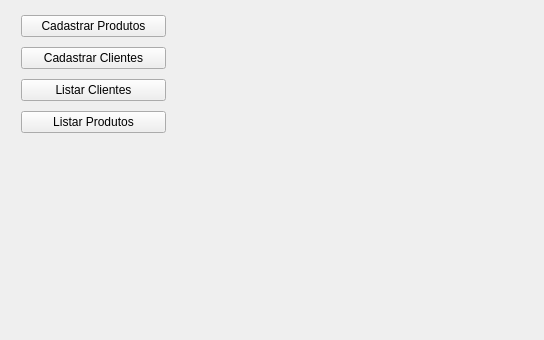
This is mainwindow.ui in adaiasreis/Projeto-MatCon as Qt 5 draws it before an edit. The edited form follows.
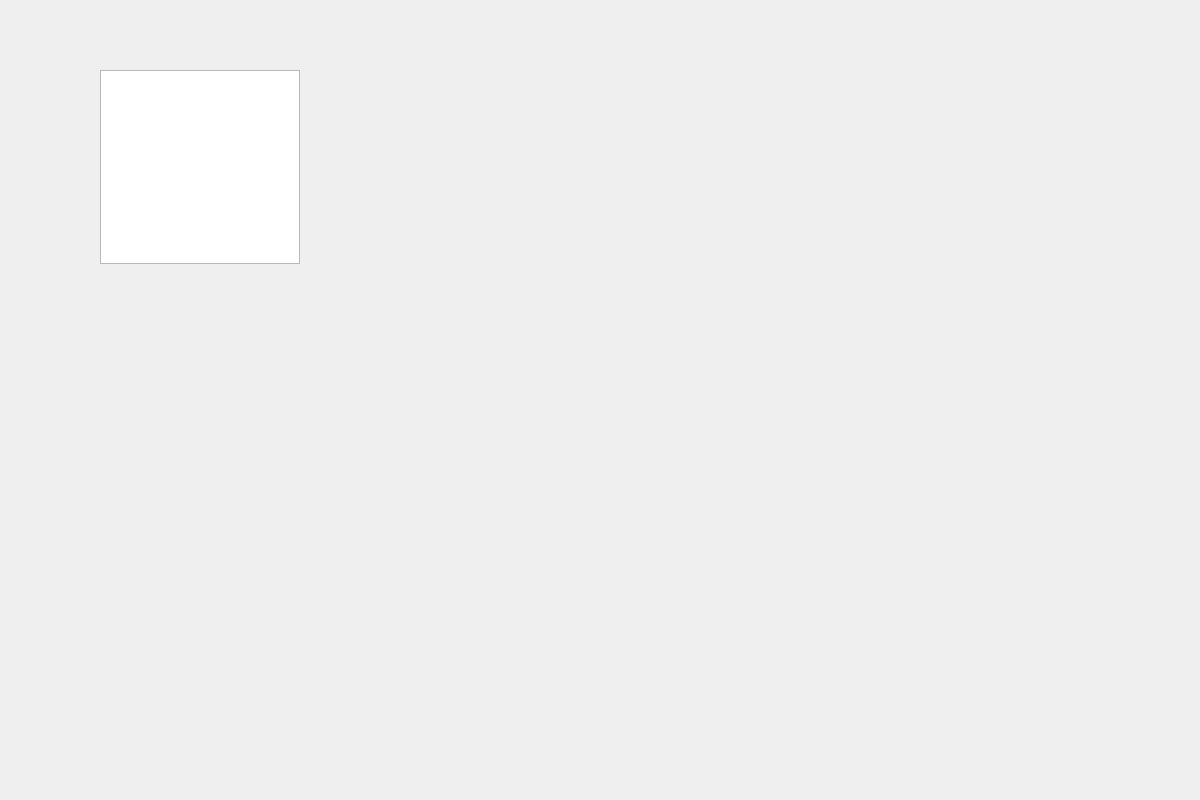
This is the edited form.

Diff of the .ui file:
```diff
--- a/mainwindow.ui
+++ b/mainwindow.ui
@@ -6,59 +6,47 @@
    <rect>
     <x>0</x>
     <y>0</y>
-    <width>544</width>
-    <height>340</height>
+    <width>1200</width>
+    <height>800</height>
    </rect>
   </property>
+  <property name="minimumSize">
+   <size>
+    <width>700</width>
+    <height>500</height>
+   </size>
+  </property>
   <property name="windowTitle">
    <string>MatCon - Sistema de Gerenciamento</string>
   </property>
   <widget class="QWidget" name="">
    <property name="geometry">
     <rect>
-     <x>11</x>
-     <y>11</y>
-     <width>165</width>
-     <height>128</height>
+     <x>100</x>
+     <y>70</y>
+     <width>264</width>
+     <height>194</height>
     </rect>
    </property>
-   <layout class="QVBoxLayout" name="verticalLayout">
-    <property name="leftMargin">
-     <number>10</number>
-    </property>
-    <property name="rightMargin">
-     <number>10</number>
-    </property>
+   <layout class="QHBoxLayout" name="horizontalLayout">
     <item>
-     <widget class="QPushButton" name="b_cadProdutos">
-      <property name="enabled">
-       <bool>true</bool>
+     <widget class="QListWidget" name="listWidget">
+      <property name="minimumSize">
+       <size>
+        <width>200</width>
+        <height>0</height>
+       </size>
       </property>
-      <property name="text">
-       <string>Cadastrar Produtos</string>
+      <property name="maximumSize">
+       <size>
+        <width>200</width>
+        <height>16777215</height>
+       </size>
       </property>
      </widget>
     </item>
     <item>
-     <widget class="QPushButton" name="b_cadClientes">
-      <property name="text">
-       <string>Cadastrar Clientes</string>
-      </property>
-     </widget>
-    </item>
-    <item>
-     <widget class="QPushButton" name="b_listarClientes">
-      <property name="text">
-       <string>Listar Clientes</string>
-      </property>
-     </widget>
-    </item>
-    <item>
-     <widget class="QPushButton" name="b_listarProdutos">
-      <property name="text">
-       <string>Listar Produtos</string>
-      </property>
-     </widget>
+     <widget class="QStackedWidget" name="stackedWidget"/>
     </item>
    </layout>
    <zorder>b_cadClientes</zorder>
```
Left out of the diff: 1 changed line with no effect on the pictures.
